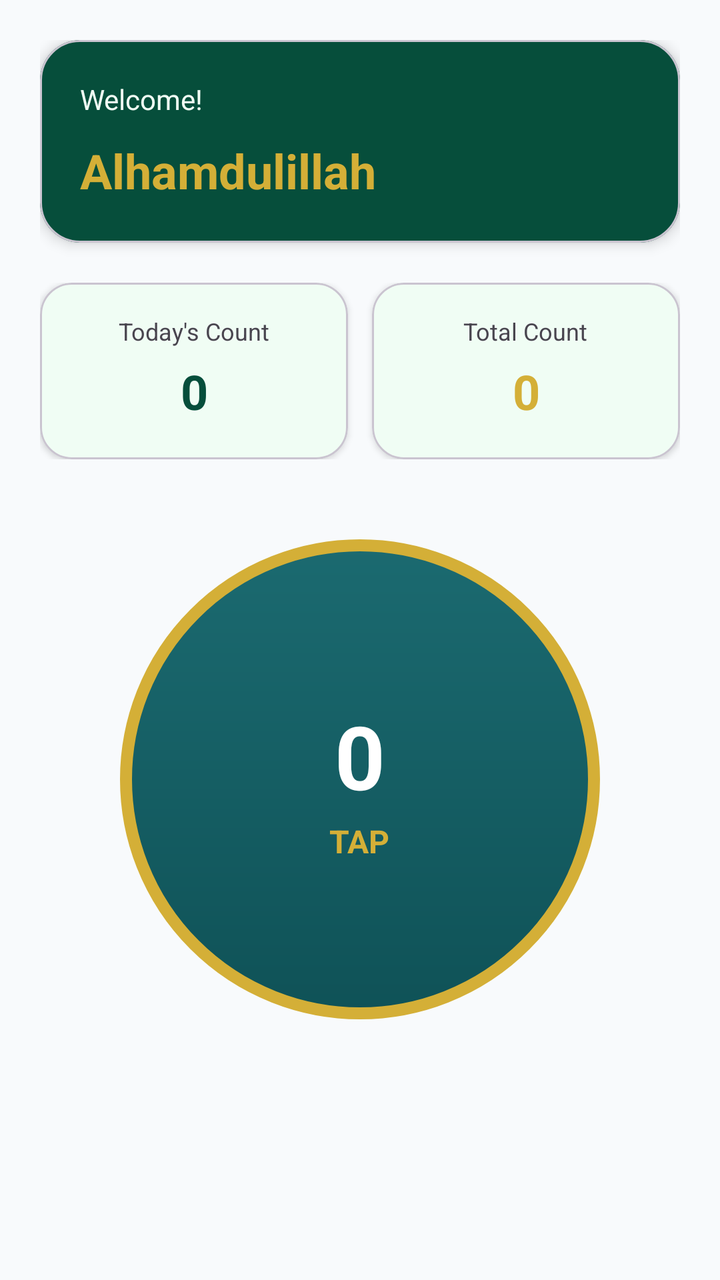
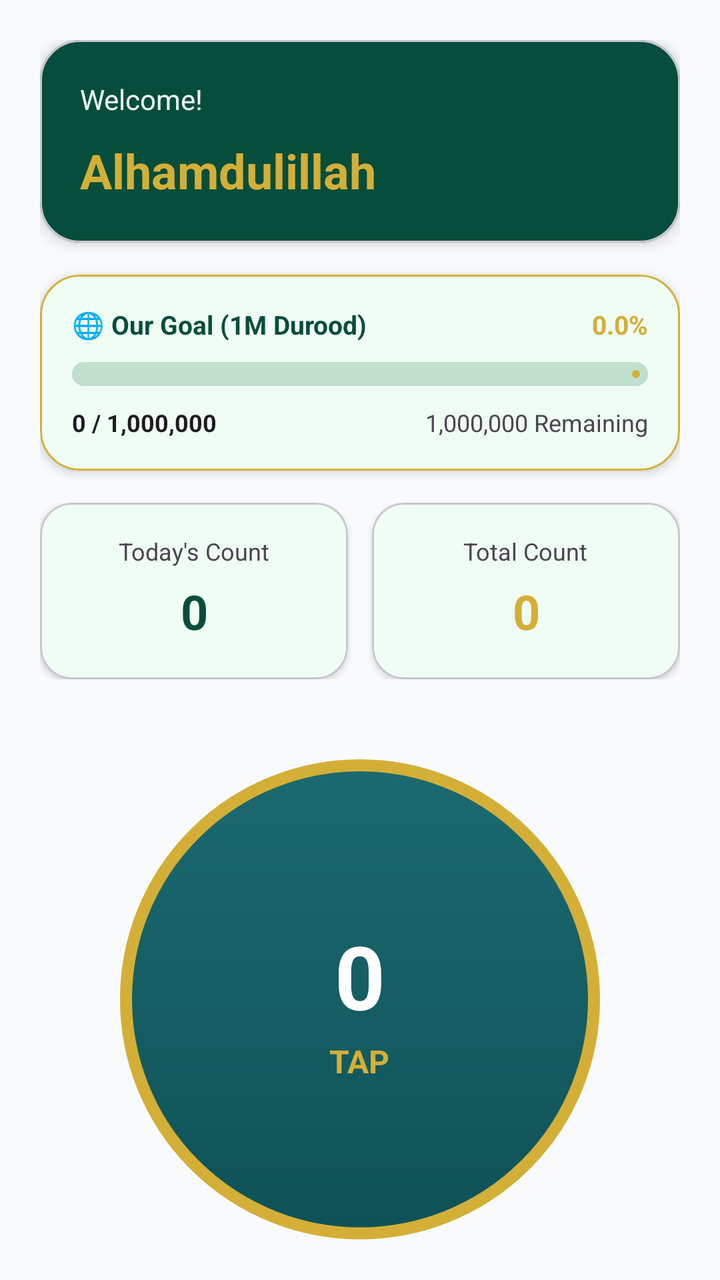

An Android layout rendered at two revisions. The XML below is the earlier revision; the diff shows what the commit changed to produce the second picture.
<!-- AndroidManifest.xml: application theme Theme.DuroodCounter -->
<!-- res/layout/fragment_counter.xml -->
<?xml version="1.0" encoding="utf-8"?>
<ScrollView xmlns:android="http://schemas.android.com/apk/res/android"
    xmlns:app="http://schemas.android.com/apk/res-auto"
    android:id="@+id/scrollViewCounter"
    android:layout_width="match_parent"
    android:layout_height="match_parent"
    android:fillViewport="true"
    android:background="?android:attr/windowBackground">

    <androidx.constraintlayout.widget.ConstraintLayout
        android:id="@+id/rootCounterLayout"
        android:layout_width="match_parent"
        android:layout_height="wrap_content"
        android:clickable="true"
        android:focusable="true"
        android:padding="20dp">

        
        <com.google.android.material.card.MaterialCardView
            android:id="@+id/cardTasbihHeader"
            android:layout_width="0dp"
            android:layout_height="wrap_content"
            app:cardBackgroundColor="?attr/colorPrimary"
            app:cardCornerRadius="20dp"
            app:cardElevation="4dp"
            app:layout_constraintEnd_toEndOf="parent"
            app:layout_constraintStart_toStartOf="parent"
            app:layout_constraintTop_toTopOf="parent">

            <LinearLayout
                android:layout_width="match_parent"
                android:layout_height="wrap_content"
                android:orientation="vertical"
                android:padding="20dp">

                <LinearLayout
                    android:layout_width="match_parent"
                    android:layout_height="wrap_content"
                    android:gravity="center_vertical"
                    android:orientation="horizontal">

                    <TextView
                        android:id="@+id/tvUserGreeting"
                        android:layout_width="0dp"
                        android:layout_height="wrap_content"
                        android:layout_weight="1"
                        android:text="Welcome!"
                        android:textColor="@color/islamic_mint_light"
                        android:textSize="14sp" />

                    <com.google.android.material.button.MaterialButton
                        android:id="@+id/btnRegisterGuest"
                        style="@style/Widget.Material3.Button.TonalButton"
                        android:layout_width="wrap_content"
                        android:layout_height="36dp"
                        android:paddingHorizontal="12dp"
                        android:text="@string/btn_register_now"
                        android:textColor="?attr/colorPrimary"
                        android:textSize="11sp"
                        android:visibility="gone"
                        app:cornerRadius="12dp" />

                    <com.google.android.material.button.MaterialButton
                        android:id="@+id/btnSupportUs"
                        style="@style/Widget.Material3.Button.TonalButton"
                        android:layout_width="wrap_content"
                        android:layout_height="36dp"
                        android:layout_marginStart="6dp"
                        android:paddingHorizontal="10dp"
                        android:text="❤ Support Us"
                        android:textColor="@color/islamic_gold"
                        android:textSize="11sp"
                        android:visibility="gone"
                        app:cornerRadius="12dp" />
                </LinearLayout>

                <TextView
                    android:id="@+id/tvTasbihName"
                    android:layout_width="wrap_content"
                    android:layout_height="wrap_content"
                    android:layout_marginTop="10dp"
                    android:text="Alhamdulillah"
                    android:textColor="@color/islamic_gold"
                    android:textSize="24sp"
                    android:textStyle="bold" />

            </LinearLayout>
        </com.google.android.material.card.MaterialCardView>

        
        <LinearLayout
            android:id="@+id/llStatsContainer"
            android:layout_width="0dp"
            android:layout_height="wrap_content"
            android:layout_marginTop="20dp"
            android:baselineAligned="false"
            android:orientation="horizontal"
            app:layout_constraintEnd_toEndOf="parent"
            app:layout_constraintStart_toStartOf="parent"
            app:layout_constraintTop_toBottomOf="@id/cardTasbihHeader">

            
            <com.google.android.material.card.MaterialCardView
                android:layout_width="0dp"
                android:layout_height="wrap_content"
                android:layout_marginEnd="6dp"
                android:layout_weight="1"
                app:cardBackgroundColor="?attr/colorPrimaryContainer"
                app:cardCornerRadius="16dp"
                app:cardElevation="2dp">

                <LinearLayout
                    android:layout_width="match_parent"
                    android:layout_height="wrap_content"
                    android:gravity="center"
                    android:orientation="vertical"
                    android:padding="16dp">

                    <TextView
                        android:layout_width="wrap_content"
                        android:layout_height="wrap_content"
                        android:text="@string/label_today_count"
                        android:textColor="?android:attr/textColorSecondary"
                        android:textSize="12sp" />

                    <TextView
                        android:id="@+id/tvTodayCount"
                        android:layout_width="match_parent"
                        android:layout_height="36dp"
                        android:layout_marginTop="4dp"
                        android:gravity="center"
                        android:maxLines="1"
                        android:text="0"
                        android:textColor="?attr/colorPrimary"
                        android:textSize="24sp"
                        android:textStyle="bold"
                        app:autoSizeMaxTextSize="24sp"
                        app:autoSizeMinTextSize="12sp"
                        app:autoSizeStepGranularity="1sp"
                        app:autoSizeTextType="uniform" />
                </LinearLayout>
            </com.google.android.material.card.MaterialCardView>

            
            <com.google.android.material.card.MaterialCardView
                android:layout_width="0dp"
                android:layout_height="wrap_content"
                android:layout_marginStart="6dp"
                android:layout_weight="1"
                app:cardBackgroundColor="?attr/colorPrimaryContainer"
                app:cardCornerRadius="16dp"
                app:cardElevation="2dp">

                <LinearLayout
                    android:layout_width="match_parent"
                    android:layout_height="wrap_content"
                    android:gravity="center"
                    android:orientation="vertical"
                    android:padding="16dp">

                    <TextView
                        android:layout_width="wrap_content"
                        android:layout_height="wrap_content"
                        android:text="@string/label_total_count"
                        android:textColor="?android:attr/textColorSecondary"
                        android:textSize="12sp" />

                    <TextView
                        android:id="@+id/tvTotalCount"
                        android:layout_width="match_parent"
                        android:layout_height="36dp"
                        android:layout_marginTop="4dp"
                        android:gravity="center"
                        android:maxLines="1"
                        android:text="0"
                        android:textColor="@color/islamic_gold"
                        android:textSize="24sp"
                        android:textStyle="bold"
                        app:autoSizeMaxTextSize="24sp"
                        app:autoSizeMinTextSize="12sp"
                        app:autoSizeStepGranularity="1sp"
                        app:autoSizeTextType="uniform" />
                </LinearLayout>
            </com.google.android.material.card.MaterialCardView>
        </LinearLayout>

        
        <FrameLayout
            android:id="@+id/flTapButtonContainer"
            android:layout_width="240dp"
            android:layout_height="240dp"
            android:layout_marginTop="40dp"
            android:background="@drawable/bg_tasbih_button"
            android:clickable="true"
            android:focusable="true"
            app:layout_constraintEnd_toEndOf="parent"
            app:layout_constraintStart_toStartOf="parent"
            app:layout_constraintTop_toBottomOf="@id/llStatsContainer">

            <LinearLayout
                android:layout_width="200dp"
                android:layout_height="wrap_content"
                android:layout_gravity="center"
                android:gravity="center"
                android:orientation="vertical">

                <TextView
                    android:id="@+id/tvTapDisplay"
                    android:layout_width="match_parent"
                    android:layout_height="60dp"
                    android:gravity="center"
                    android:maxLines="1"
                    android:text="0"
                    android:textColor="@color/white"
                    android:textSize="44sp"
                    android:textStyle="bold"
                    app:autoSizeMaxTextSize="44sp"
                    app:autoSizeMinTextSize="14sp"
                    app:autoSizeStepGranularity="1sp"
                    app:autoSizeTextType="uniform" />

                <TextView
                    android:layout_width="wrap_content"
                    android:layout_height="wrap_content"
                    android:layout_marginTop="2dp"
                    android:text="@string/tap_to_count"
                    android:textColor="@color/islamic_gold"
                    android:textSize="16sp"
                    android:textStyle="bold" />
            </LinearLayout>
        </FrameLayout>

    </androidx.constraintlayout.widget.ConstraintLayout>
</ScrollView>
<!-- resources referenced by this layout -->
<resources>
  <color name="islamic_gold">#D4AF37</color>
  <color name="islamic_mint_light">#F0FDF4</color>
  <color name="white">#FFFFFFFF</color>
  <!-- drawable bg_tasbih_button (drawable) -->
  <?xml version="1.0" encoding="utf-8"?>
  <ripple xmlns:android="http://schemas.android.com/apk/res/android"
      android:color="#40D4AF37">
      <item>
          <shape android:shape="oval">
              <gradient
                  android:angle="270"
                  android:startColor="#1B6A70"
                  android:endColor="#0F5257"
                  android:type="linear" />
              <stroke
                  android:width="6dp"
                  android:color="#D4AF37" />
          </shape>
      </item>
  </ripple>
  <string name="btn_register_now">Register Profile</string>
  <string name="label_today_count">Today\'s Count</string>
  <string name="label_total_count">Total Count</string>
  <string name="tap_to_count">TAP</string>
  <style name="Theme.DuroodCounter" parent="Base.Theme.DuroodCounter" />
  <style name="Base.Theme.DuroodCounter" parent="Theme.Material3.Light.NoActionBar">
          <item name="colorPrimary">@color/islamic_green_primary</item>
          <item name="colorOnPrimary">@color/white</item>
          <item name="colorPrimaryContainer">@color/islamic_mint_light</item>
          <item name="colorOnPrimaryContainer">@color/islamic_green_dark</item>
          <item name="colorSecondary">@color/islamic_gold</item>
          <item name="colorOnSecondary">@color/black</item>
          <item name="android:windowBackground">@color/bg_light</item>
          <item name="android:statusBarColor">@color/islamic_green_dark</item>
          <item name="android:windowLightStatusBar">false</item>
      </style>
  <color name="islamic_green_primary">#064E3B</color>
  <color name="islamic_green_dark">#022C22</color>
  <color name="black">#FF000000</color>
  <color name="bg_light">#F8FAFC</color>
</resources>

<!-- the commit's change to res/layout/fragment_counter.xml (unified diff, before → after) -->
@@ -88,16 +88,102 @@
         </com.google.android.material.card.MaterialCardView>
 
         
+        <com.google.android.material.card.MaterialCardView
+            android:id="@+id/cardCommunityGoal"
+            android:layout_width="0dp"
+            android:layout_height="wrap_content"
+            android:layout_marginTop="16dp"
+            app:cardBackgroundColor="?attr/colorPrimaryContainer"
+            app:cardCornerRadius="20dp"
+            app:cardElevation="3dp"
+            app:strokeColor="@color/islamic_gold"
+            app:strokeWidth="1dp"
+            app:layout_constraintEnd_toEndOf="parent"
+            app:layout_constraintStart_toStartOf="parent"
+            app:layout_constraintTop_toBottomOf="@id/cardTasbihHeader">
+
+            <LinearLayout
+                android:layout_width="match_parent"
+                android:layout_height="wrap_content"
+                android:orientation="vertical"
+                android:padding="16dp">
+
+                <RelativeLayout
+                    android:layout_width="match_parent"
+                    android:layout_height="wrap_content">
+
+                    <TextView
+                        android:id="@+id/tvGoalTitle"
+                        android:layout_width="wrap_content"
+                        android:layout_height="wrap_content"
+                        android:layout_alignParentStart="true"
+                        android:text="🌐 Our Goal (1M Durood)"
+                        android:textColor="?attr/colorPrimary"
+                        android:textSize="13sp"
+                        android:textStyle="bold" />
+
+                    <TextView
+                        android:id="@+id/tvGoalPercentage"
+                        android:layout_width="wrap_content"
+                        android:layout_height="wrap_content"
+                        android:layout_alignParentEnd="true"
+                        android:text="0.0%"
+                        android:textColor="@color/islamic_gold"
+                        android:textSize="13sp"
+                        android:textStyle="bold" />
+                </RelativeLayout>
+
+                <com.google.android.material.progressindicator.LinearProgressIndicator
+                    android:id="@+id/progressGoal1M"
+                    android:layout_width="match_parent"
+                    android:layout_height="12dp"
+                    android:layout_marginTop="10dp"
+                    android:max="1000000"
+                    android:progress="0"
+                    app:trackCornerRadius="6dp"
+                    app:trackThickness="12dp"
+                    app:indicatorColor="@color/islamic_gold"
+                    app:trackColor="#33006633" />
+
+                <RelativeLayout
+                    android:layout_width="match_parent"
+                    android:layout_height="wrap_content"
+                    android:layout_marginTop="10dp">
+
+                    <TextView
+                        android:id="@+id/tvGoalProgressText"
+                        android:layout_width="wrap_content"
+                        android:layout_height="wrap_content"
+                        android:layout_alignParentStart="true"
+                        android:text="0 / 1,000,000"
+                        android:textColor="?android:attr/textColorPrimary"
+                        android:textSize="12sp"
+                        android:textStyle="bold" />
+
+                    <TextView
+                        android:id="@+id/tvGoalRemainingText"
+                        android:layout_width="wrap_content"
+                        android:layout_height="wrap_content"
+                        android:layout_alignParentEnd="true"
+                        android:text="1,000,000 Remaining"
+                        android:textColor="?android:attr/textColorSecondary"
+                        android:textSize="12sp" />
+                </RelativeLayout>
+
+            </LinearLayout>
+        </com.google.android.material.card.MaterialCardView>
+
+        
         <LinearLayout
             android:id="@+id/llStatsContainer"
             android:layout_width="0dp"
             android:layout_height="wrap_content"
-            android:layout_marginTop="20dp"
+            android:layout_marginTop="16dp"
             android:baselineAligned="false"
             android:orientation="horizontal"
             app:layout_constraintEnd_toEndOf="parent"
             app:layout_constraintStart_toStartOf="parent"
-            app:layout_constraintTop_toBottomOf="@id/cardTasbihHeader">
+            app:layout_constraintTop_toBottomOf="@id/cardCommunityGoal">
 
             
             <com.google.android.material.card.MaterialCardView
